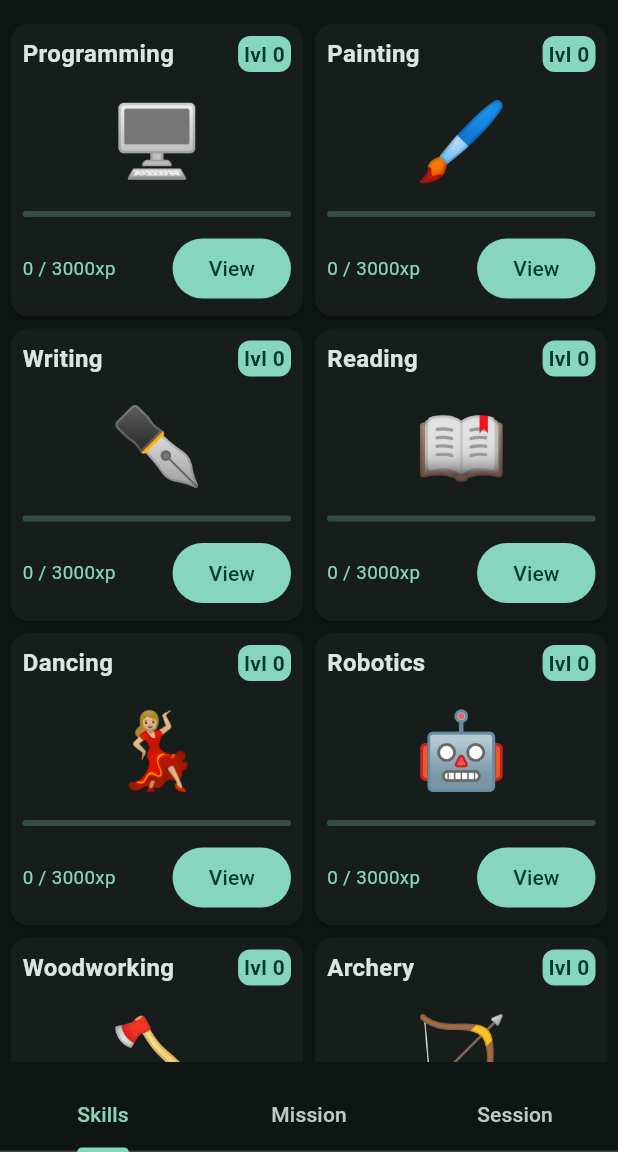
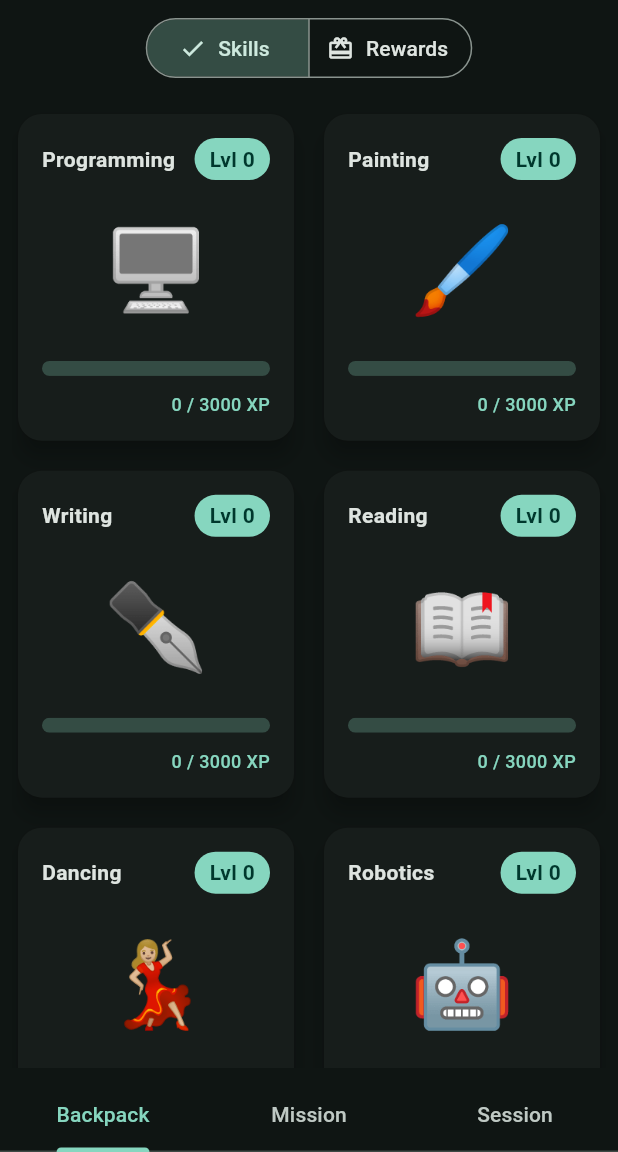
Before and after one commit to RafikoZZ55/skill-tamer, a Flutter app: the screen it shows after launch, on a phone screen of 412 x 824 dp, the part 84-1236 px from its top. Run offline on Flutter 3.47's test engine with Material 3 defaults, Android fonts, the light colour scheme and no system bars; our stand-ins replace flutter_riverpod, hive, hive_flutter; accounts and stored records are empty.

Commit message:
added reward_view

```diff
--- /dev/null
+++ b/skill_tamer/lib/components/reward_card.dart
@@ -0,0 +1,25 @@
+import 'package:flutter/material.dart';
+import 'package:flutter_riverpod/flutter_riverpod.dart';
+import 'package:skill_tamer/data/model/reward/reward.dart';
+import 'package:skill_tamer/data/riverpod/player/player_provider.dart';
+
+
+class RewardCard extends ConsumerStatefulWidget {
+  const RewardCard({ super.key, required this.rewardIndex });
+  final int rewardIndex;
+
+  @override
+  createState() => _RewardCardState();
+}
+
+class _RewardCardState extends ConsumerState<RewardCard> {
+
+  @override
+  Widget build(BuildContext context) {
+    Reward reward = ref.watch(playerProvider.select((p) => p.rewards[widget.rewardIndex]));
+
+    return Card(
+
+    );
+  }
+}
--- a/skill_tamer/lib/components/skill_card.dart
+++ b/skill_tamer/lib/components/skill_card.dart
@@ -1,90 +1,110 @@
 import 'package:flutter/material.dart';
 import 'package:flutter_riverpod/flutter_riverpod.dart';
-import 'package:skill_tamer/data/model/skill/skill.dart';
 import 'package:skill_tamer/data/riverpod/player/player_provider.dart';
 import 'package:skill_tamer/pages/skill_page.dart';
+class SkillCard extends ConsumerWidget {
+  const SkillCard({
+    super.key,
+    required this.skillIndex,
+  });
 
-class SkillCard extends ConsumerStatefulWidget {
-  const SkillCard({ super.key, required this.skillIndex });
   final int skillIndex;
 
   @override
-  createState() => _SkillCardState();
-}
+  Widget build(BuildContext context, WidgetRef ref) {
+    final scheme = Theme.of(context).colorScheme;
 
-class _SkillCardState extends ConsumerState<SkillCard> {
+    final skill = ref.watch(
+      playerProvider.select((p) => p.skills[skillIndex]),
+    );
 
-  @override
-  Widget build(BuildContext context) {
-    final ColorScheme scheme = Theme.of(context).colorScheme;
-    Skill skill = ref.watch(playerProvider.select((p) => p.skills[widget.skillIndex]));
+    final progress =
+        skill.getXpForNextLevel() / skill.getNextLevelXp();
 
     return Card(
+      elevation: 6,
+      shape: RoundedRectangleBorder(
+        borderRadius: BorderRadius.circular(16),
+      ),
+      child: InkWell(
+        borderRadius: BorderRadius.circular(16),
+        onTap: () {
+          Navigator.push(
+            context,
+            MaterialPageRoute(
+              builder: (_) => SkillPage(skillIndex: skillIndex),
+            ),
+          );
+        },
         child: Padding(
-        padding: const EdgeInsets.all(8.0),
+          padding: const EdgeInsets.all(16),
           child: Column(
             mainAxisAlignment: MainAxisAlignment.spaceBetween,
             children: [
+
               Row(
                 mainAxisAlignment: MainAxisAlignment.spaceBetween,
+                spacing: 5,
                 children: [
-                Text(skill.type.name,
-                style: TextStyle(
-                  fontSize: 16,
+                  Text(
+                    skill.type.name,
+                    style: const TextStyle(
+                      fontSize: 14,
                       fontWeight: FontWeight.bold,
+                      overflow: TextOverflow.fade
                     ),
                   ),
 
                   Container(
+                    padding: const EdgeInsets.symmetric(
+                        horizontal: 10, vertical: 4),
                     decoration: BoxDecoration(
                       color: scheme.primary,
-                    borderRadius: BorderRadius.all(Radius.circular(8))
+                      borderRadius: BorderRadius.circular(20),
                     ),
-                  child: Padding(
-                    padding: const EdgeInsets.symmetric(vertical: 2, horizontal: 4),
-                    child: Text("lvl ${skill.getLevel().toString()}",
+                    child: Text(
+                      "Lvl ${skill.getLevel()}",
                       style: TextStyle(
                         color: scheme.onPrimary,
-                      fontWeight: FontWeight.bold
+                        fontWeight: FontWeight.bold,
                       ),
                     ),
                   ),
-                )
-
                 ],
               ),
 
+              const SizedBox(height: 16),
+
               Text(
                 skill.type.icon,
-              style: TextStyle(
-                fontSize: 50
+                style: const TextStyle(fontSize: 56),
+              ),
+
+              const SizedBox(height: 16),
+
+              ClipRRect(
+                borderRadius: BorderRadius.circular(8),
+                child: LinearProgressIndicator(
+                  minHeight: 10,
+                  value: progress.clamp(0, 1),
                 ),
               ),
 
-            LinearProgressIndicator(
-              borderRadius: BorderRadius.all(Radius.circular(2)),
-              value: (skill.getXpForNextLevel() / skill.getNextLevelXp()),
-            ),
+              const SizedBox(height: 6),
 
-          Row(
-            mainAxisAlignment: MainAxisAlignment.spaceBetween,
-            children: [
-              Text("${skill.getXpForNextLevel()} / ${skill.getNextLevelXp()}xp",
+              Align(
+                alignment: Alignment.centerRight,
+                child: Text(
+                  "${skill.getXpForNextLevel()} / ${skill.getNextLevelXp()} XP",
                   style: TextStyle(
-                fontSize: 12.5,
-                color: scheme.primary
+                    fontSize: 12,
+                    color: scheme.primary,
+                    fontWeight: FontWeight.w500,
                   ),
                 ),
-
-              FilledButton(
-                onPressed: () {
-                  Navigator.push(context, MaterialPageRoute(builder: (context) => SkillPage(skillIndex: widget.skillIndex)));
-                },
-                child: Text("View")
               ),
             ],
-          )
-          ],
+          ),
         ),
       ),
     );
--- a/skill_tamer/lib/data/model/reward/temporary_attribute_boost.dart
+++ b/skill_tamer/lib/data/model/reward/temporary_attribute_boost.dart
@@ -37,7 +37,7 @@ class TemporaryAttributeBoost extends TemporaryReward {
       attributesBoostAmount: attributesBoostAmount ?? Map.from(this.attributesBoostAmount),
       isActive: isActive ?? this.isActive,
       activationTime: activationTime ?? this.activationTime
-      );
+    );
   }
 
 }
--- a/skill_tamer/lib/pages/home_page.dart
+++ b/skill_tamer/lib/pages/home_page.dart
@@ -2,21 +2,21 @@ import 'package:flutter/material.dart';
 import 'package:skill_tamer/components/home_app_bar.dart';
 import 'package:skill_tamer/views/mission_view.dart';
 import 'package:skill_tamer/views/session_timer_view.dart';
-import 'package:skill_tamer/views/skill_deck_view.dart';
+import 'package:skill_tamer/views/backpack_view.dart';
 
 
 class HomePage extends StatelessWidget {
 const HomePage({ super.key });
 
   static final List<Widget> views = [
-    SkillDeckView(),
+    BackpackView(),
     MissionView(),
     SessionTimerView(),
   ];
 
   static final List<Tab> tabs = [
     Tab(
-      text: "Skills",
+      text: "Backpack",
     ),
     Tab(
       text: "Mission",
--- /dev/null
+++ b/skill_tamer/lib/views/backpack_reward_view.dart
@@ -0,0 +1,25 @@
+import 'package:flutter/material.dart';
+import 'package:flutter_riverpod/flutter_riverpod.dart';
+import 'package:skill_tamer/components/reward_card.dart';
+import 'package:skill_tamer/data/model/reward/reward.dart';
+import 'package:skill_tamer/data/riverpod/player/player_provider.dart';
+
+class BackpackRewardView extends ConsumerStatefulWidget {
+  const BackpackRewardView({ super.key });
+
+  @override
+  createState() => _BackpackRewardViewState();
+}
+
+class _BackpackRewardViewState extends ConsumerState<BackpackRewardView> {
+  @override
+  Widget build(BuildContext context) {
+    List<Reward> rewards = ref.watch(playerProvider.select((p) => p.rewards));
+
+    return GridView.builder(
+      gridDelegate: SliverGridDelegateWithFixedCrossAxisCount(crossAxisCount: 2),
+      itemCount: rewards.length,
+      itemBuilder: (context, index) => RewardCard(rewardIndex: index),
+    );
+  }
+}
--- /dev/null
+++ b/skill_tamer/lib/views/backpack_skill_view.dart
@@ -0,0 +1,32 @@
+import 'package:flutter/material.dart';
+import 'package:flutter_riverpod/flutter_riverpod.dart';
+import 'package:skill_tamer/components/skill_card.dart';
+import 'package:skill_tamer/data/riverpod/player/player_provider.dart';
+
+
+class BackpackSkillView extends ConsumerStatefulWidget {
+  const BackpackSkillView({ super.key });
+
+  @override
+  _BackpackSkillViewState createState() => _BackpackSkillViewState();
+}
+
+class _BackpackSkillViewState extends ConsumerState<BackpackSkillView> {
+  @override
+  Widget build(BuildContext context) {
+        final skills = ref.watch(playerProvider.select((p) => p.skills));
+
+    return GridView.builder(
+      itemCount: skills.length,
+      gridDelegate: const SliverGridDelegateWithMaxCrossAxisExtent(
+        maxCrossAxisExtent: 220,
+        crossAxisSpacing: 12,
+        mainAxisSpacing: 12,
+        childAspectRatio: 0.85,
+      ),
+      itemBuilder: (context, index) {
+        return SkillCard(skillIndex: index);
+      },
+    );
+  }
+}
--- /dev/null
+++ b/skill_tamer/lib/views/backpack_view.dart
@@ -0,0 +1,73 @@
+import 'package:flutter/material.dart';
+import 'package:flutter_riverpod/flutter_riverpod.dart';
+import 'backpack_reward_view.dart';
+import 'backpack_skill_view.dart';
+
+enum BackpackTab { skills, rewards }
+
+class BackpackView extends ConsumerStatefulWidget {
+  const BackpackView({super.key});
+
+  @override
+  ConsumerState<BackpackView> createState() => _BackpackViewState();
+}
+
+class _BackpackViewState extends ConsumerState<BackpackView> {
+  BackpackTab _selectedTab = BackpackTab.skills;
+
+  @override
+  Widget build(BuildContext context) {
+    return Padding(
+      padding: const EdgeInsets.all(8),
+      child: Column(
+        children: [
+          SegmentedButton<BackpackTab>(
+            segments: const [
+              ButtonSegment(
+                value: BackpackTab.skills,
+                label: Text("Skills"),
+                icon: Icon(Icons.auto_awesome),
+              ),
+              ButtonSegment(
+                value: BackpackTab.rewards,
+                label: Text("Rewards"),
+                icon: Icon(Icons.card_giftcard),
+              ),
+            ],
+            selected: {_selectedTab},
+            onSelectionChanged: (selected) {
+              setState(() {
+                _selectedTab = selected.first;
+              });
+            },
+          ),
+
+          const SizedBox(height: 16),
+
+          Expanded(
+            child: AnimatedSwitcher(
+              duration: const Duration(milliseconds: 300),
+              switchInCurve: Curves.easeOut,
+              switchOutCurve: Curves.easeIn,
+              transitionBuilder: (child, animation) {
+                return FadeTransition(
+                  opacity: animation,
+                  child: SlideTransition(
+                    position: Tween(
+                      begin: const Offset(0.1, 0),
+                      end: Offset.zero,
+                    ).animate(animation),
+                    child: child,
+                  ),
+                );
+              },
+              child: _selectedTab == BackpackTab.skills
+                  ? const BackpackSkillView(key: ValueKey("skills"))
+                  : const BackpackRewardView(key: ValueKey("rewards")),
+            ),
+          ),
+        ],
+      ),
+    );
+  }
+}
--- a/skill_tamer/lib/views/skill_deck_view.dart
+++ /dev/null
@@ -1,35 +0,0 @@
-import 'package:flutter/material.dart';
-import 'package:flutter_riverpod/flutter_riverpod.dart';
-import 'package:skill_tamer/components/skill_card.dart';
-import 'package:skill_tamer/data/model/skill/skill.dart';
-import 'package:skill_tamer/data/riverpod/player/player_provider.dart';
-
-
-class SkillDeckView extends ConsumerStatefulWidget {
-  const SkillDeckView({ super.key });
-
-  @override
-  createState() => _SkillDeckViewState();
-}
-
-class _SkillDeckViewState extends ConsumerState<SkillDeckView> {
-  @override
-  Widget build(BuildContext context) {
-    List<Skill> skills = ref.watch(playerProvider.select((p) => p.skills));
-
-    return Column(
-      children: [
-        Expanded(
-          child: Padding(
-            padding: const EdgeInsets.symmetric(vertical: 12,horizontal: 3),
-            child: GridView.count(
-              crossAxisCount: 2,
-              children: List.generate(skills.length, (index) => SkillCard(skillIndex: index)),
-            ),
-          ),
-        ),
-
-      ],
-    );
-  }
-}
```
Lines whose indentation alone changed are shown as unchanged.
